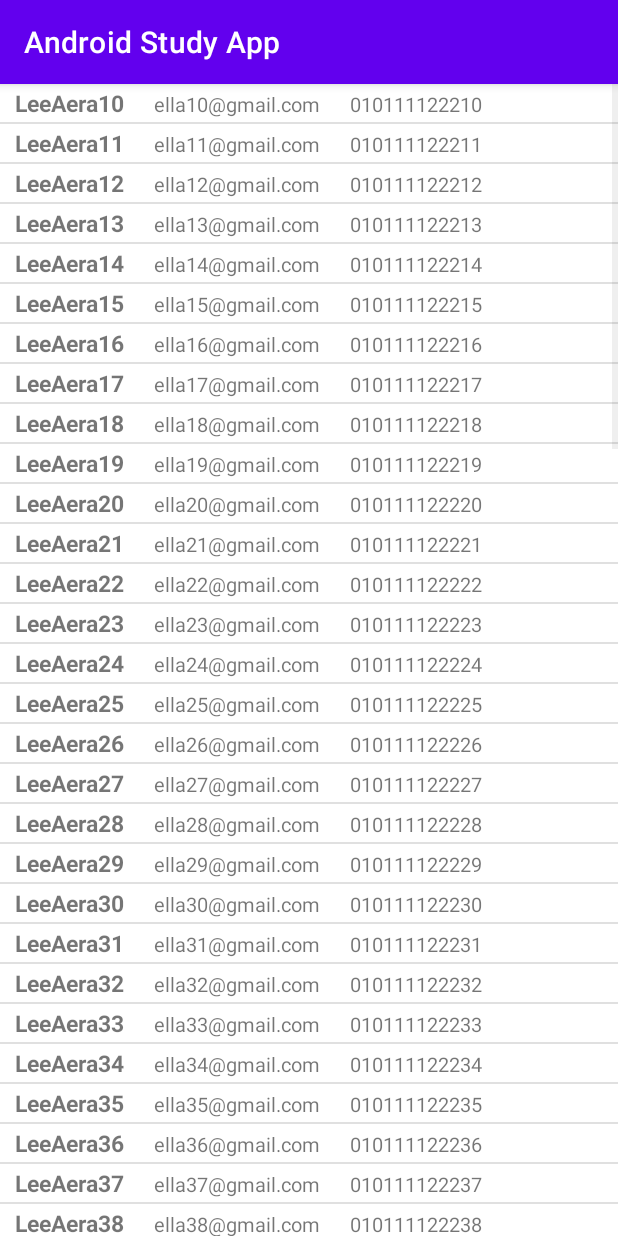
After one commit to ELLAERA/AndroidStudyApp, an Android app: the ViewHolderActivity screen opened directly, with no data from a screen before it, on a phone screen of 412 x 824 dp. The commit adds this screen. Run offline under Robolectric (Android 15) with nearby library versions, the phone set to English and light mode, and no system bars.

Commit message:
View Holder

```diff
--- a/app/src/main/AndroidManifest.xml
+++ b/app/src/main/AndroidManifest.xml
@@ -13,9 +13,16 @@
         android:theme="@style/Theme.AndroidStudyApp"
         tools:targetApi="31">
         <activity
+            android:name=".ViewHolderActivity"
+            android:exported="false">
+            <meta-data
+                android:name="android.app.lib_name"
+                android:value="" />
+        </activity>
+        <activity
             android:name=".ToolbarActivity"
             android:exported="false"
-            android:theme="@style/Theme.Design.NoActionBar"  />
+            android:theme="@style/Theme.Design.NoActionBar" />
         <activity
             android:name=".IntentImplicitActivity"
             android:exported="false">
--- a/app/src/main/java/com/example/androidstudyapp/MainActivity.java
+++ b/app/src/main/java/com/example/androidstudyapp/MainActivity.java
@@ -18,6 +18,7 @@ public class MainActivity extends AppCompatActivity {
         Button btn_explicit =(Button) findViewById(R.id.btn_Intent1);
         Button btn_implicit =(Button) findViewById(R.id.btn_Intent2);
         Button btn_toolbar =(Button) findViewById(R.id.btn_toolbar);
+        Button btn_view_holder =(Button) findViewById(R.id.btn_view_holder);
 
         btn_explicit.setOnClickListener((e)-> {
             Intent it = new Intent(this, IntentExplicitActivity.class);
@@ -35,5 +36,10 @@ public class MainActivity extends AppCompatActivity {
             Intent it = new Intent(this, ToolbarActivity.class);
             startActivity(it);
         });
+
+        btn_view_holder.setOnClickListener((e)-> {
+            Intent it = new Intent(this, ViewHolderActivity.class);
+            startActivity(it);
+        });
     }
 }
--- /dev/null
+++ b/app/src/main/java/com/example/androidstudyapp/ViewHolderActivity.java
@@ -0,0 +1,28 @@
+package com.example.androidstudyapp;
+
+import androidx.appcompat.app.AppCompatActivity;
+
+import android.os.Bundle;
+import android.widget.ListView;
+
+import java.util.ArrayList;
+
+public class ViewHolderActivity extends AppCompatActivity {
+
+    ArrayList<ViewHolderAdapter.ViewHolderModel> data = new ArrayList<ViewHolderAdapter.ViewHolderModel>();
+
+
+    @Override
+    protected void onCreate(Bundle savedInstanceState) {
+        super.onCreate(savedInstanceState);
+        setContentView(R.layout.activity_view_holder);
+
+        for (int i=10; i<=100; i++) {
+            data.add(new ViewHolderAdapter.ViewHolderModel("LeeAera"+i, "ella"+i+"@gmail.com", "0101111222"+i));
+        }
+
+        ListView lvw = (ListView) findViewById(R.id.my_lvw);
+        ViewHolderAdapter adt = new ViewHolderAdapter(this,data);
+        lvw.setAdapter(adt);
+    }
+}
--- /dev/null
+++ b/app/src/main/java/com/example/androidstudyapp/ViewHolderAdapter.java
@@ -0,0 +1,80 @@
+package com.example.androidstudyapp;
+
+import android.content.Context;
+import android.view.LayoutInflater;
+import android.view.View;
+import android.view.ViewGroup;
+import android.widget.BaseAdapter;
+import android.widget.TextView;
+
+import java.util.ArrayList;
+
+public class ViewHolderAdapter extends BaseAdapter {
+    public static class ViewHolderModel {
+        public String name;
+        public String mail;
+        public String mobile;
+
+        public ViewHolderModel(String a, String b, String c) {
+            name = a;
+            mail = b;
+            mobile = c;
+        }
+    }
+    public static class ViewHolder {
+        TextView nameTxv;
+        TextView mailTxv;
+        TextView mobileTxv;
+
+        public void bind(ViewHolderModel data) {
+            nameTxv.setText(data.name);
+            mailTxv.setText(data.mail);
+            mobileTxv.setText(data.mobile);
+        }
+    }
+
+    private Context ctx;
+    private ArrayList<ViewHolderModel> data;
+
+    @Override
+    public int getCount() {
+        return data.size();
+    }
+    @Override
+    public Object getItem(int i) {
+        return data.get(i);
+    }
+    @Override
+    public long getItemId(int i) {
+        return i;
+    }
+
+    public ViewHolderAdapter(Context ctx, ArrayList<ViewHolderModel> data) {
+        //super(ctx, rid, data);
+        this.ctx = ctx;
+        this.data = data;
+        int n = 1;
+    }
+
+    @Override
+    public View getView(int i, View view, ViewGroup viewGroup) {
+        ViewHolder vh;
+
+        if (view == null) {
+            LayoutInflater lyInflt = LayoutInflater.from(ctx);
+            view  = lyInflt.inflate(R.layout.adapter_view_holder, null);
+
+            vh = new ViewHolder();
+            vh.nameTxv = view.findViewById(R.id.txt_value_name);
+            vh.mailTxv = view.findViewById(R.id.txt_value_email);
+            vh.mobileTxv = view.findViewById(R.id.txt_value_mobile);
+        }
+        else
+            vh = (ViewHolder) view.getTag();
+
+        if (vh != null && i < data.size())
+            vh.bind(data.get(i));
+
+        return view;
+    }
+}
--- a/app/src/main/res/layout/activity_main.xml
+++ b/app/src/main/res/layout/activity_main.xml
@@ -40,4 +40,16 @@
         app:layout_constraintTop_toBottomOf="@+id/btn_Intent2" />
 
 
+    <Button
+        android:id="@+id/btn_view_holder"
+        android:layout_width="wrap_content"
+        android:layout_height="wrap_content"
+        android:layout_marginTop="16dp"
+        android:text="View Holder"
+        app:layout_constraintEnd_toEndOf="parent"
+        app:layout_constraintHorizontal_bias="0.498"
+        app:layout_constraintStart_toStartOf="parent"
+        app:layout_constraintTop_toBottomOf="@+id/btn_toolbar" />
+
+
 </androidx.constraintlayout.widget.ConstraintLayout>
--- /dev/null
+++ b/app/src/main/res/layout/activity_view_holder.xml
@@ -0,0 +1,10 @@
+<?xml version="1.0" encoding="utf-8"?>
+<ListView
+    xmlns:android="http://schemas.android.com/apk/res/android"
+    xmlns:app="http://schemas.android.com/apk/res-auto"
+    xmlns:tools="http://schemas.android.com/tools"
+    android:id="@+id/my_lvw"
+    android:layout_width="match_parent"
+    android:layout_height="match_parent"
+    tools:context=".ViewHolderActivity">
+</ListView>
--- /dev/null
+++ b/app/src/main/res/layout/adapter_view_holder.xml
@@ -0,0 +1,31 @@
+<?xml version="1.0" encoding="utf-8"?>
+<LinearLayout
+    xmlns:android="http://schemas.android.com/apk/res/android"
+    android:layout_width="match_parent"
+    android:layout_height="100dp" >
+    <TextView
+        android:id="@+id/txt_value_name"
+        android:layout_width="wrap_content"
+        android:layout_height="25dp"
+        android:layout_marginLeft="10dp"
+        android:textSize="15dp"
+        android:textStyle="bold"
+        android:text="이름"
+        android:gravity="center"/>
+
+    <TextView
+        android:id="@+id/txt_value_email"
+        android:layout_width="wrap_content"
+        android:layout_height="wrap_content"
+        android:layout_marginLeft="20dp"
+        android:text="이메일"
+        android:textSize="13dp" />
+
+    <TextView
+        android:id="@+id/txt_value_mobile"
+        android:layout_width="wrap_content"
+        android:layout_height="wrap_content"
+        android:layout_marginLeft="20dp"
+        android:textSize="13dp"
+        android:text="전화번호" />
+</LinearLayout>
```
